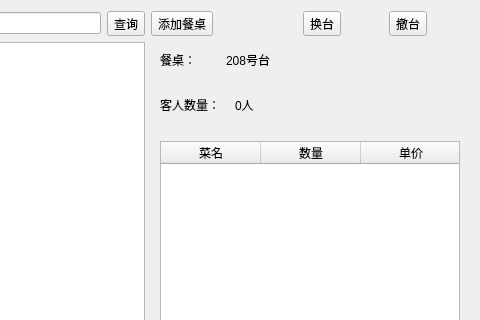
Old version of the form src/tablewidget.ui in the repository daodaoliang/caicai; both pictures show x 266 to 746 and y 0 to 320 of the 746 by 464 pixel window.
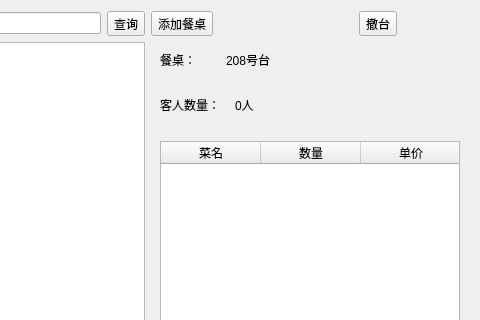
New version of the form.

Commit message: 修改下界面

```diff
--- a/src/tablewidget.ui
+++ b/src/tablewidget.ui
@@ -24,13 +24,6 @@
      </property>
     </widget>
    </item>
-   <item row="0" column="3">
-    <widget class="QToolButton" name="toolButton_6">
-     <property name="text">
-      <string>换台</string>
-     </property>
-    </widget>
-   </item>
    <item row="1" column="0" colspan="2">
     <widget class="QListView" name="listView">
      <property name="viewMode">
@@ -45,14 +38,7 @@
      </property>
     </widget>
    </item>
-   <item row="0" column="4">
-    <widget class="QToolButton" name="toolButton_4">
-     <property name="text">
-      <string>撤台</string>
-     </property>
-    </widget>
-   </item>
-   <item row="1" column="2" colspan="3">
+   <item row="1" column="2" colspan="2">
     <widget class="QWidget" name="widget" native="true">
      <layout class="QGridLayout" name="gridLayout_2">
       <item row="4" column="0" colspan="2">
@@ -179,6 +165,13 @@
      </layout>
     </widget>
    </item>
+   <item row="0" column="3">
+    <widget class="QToolButton" name="toolButton_4">
+     <property name="text">
+      <string>撤台</string>
+     </property>
+    </widget>
+   </item>
   </layout>
  </widget>
  <resources/>
```
